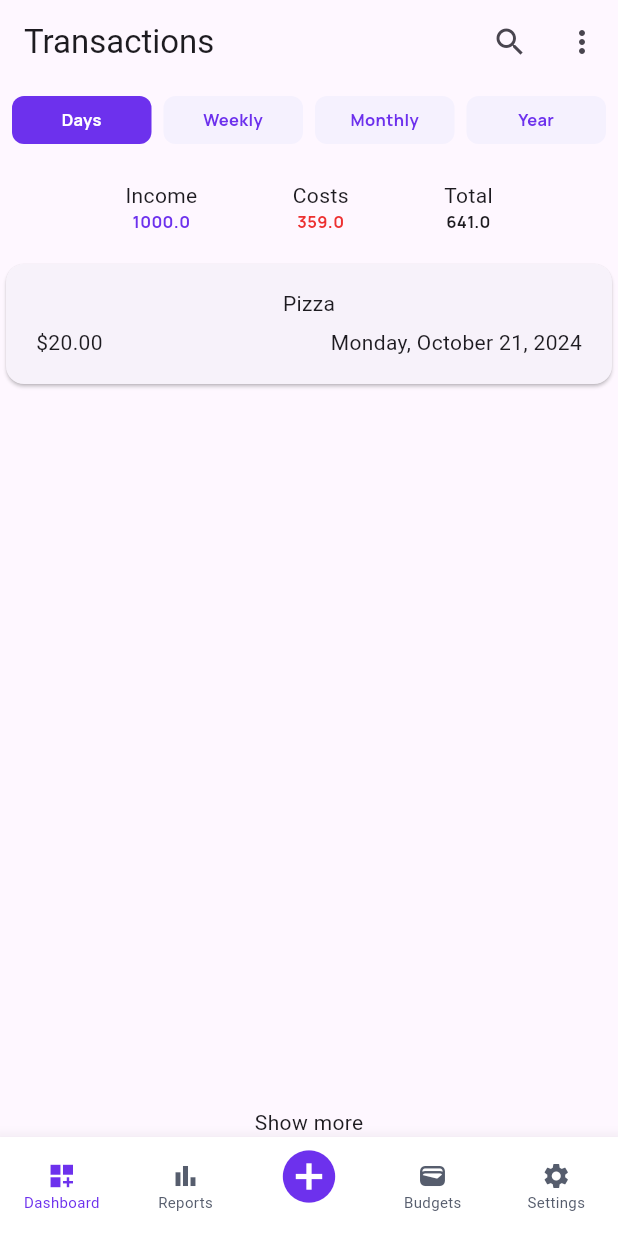
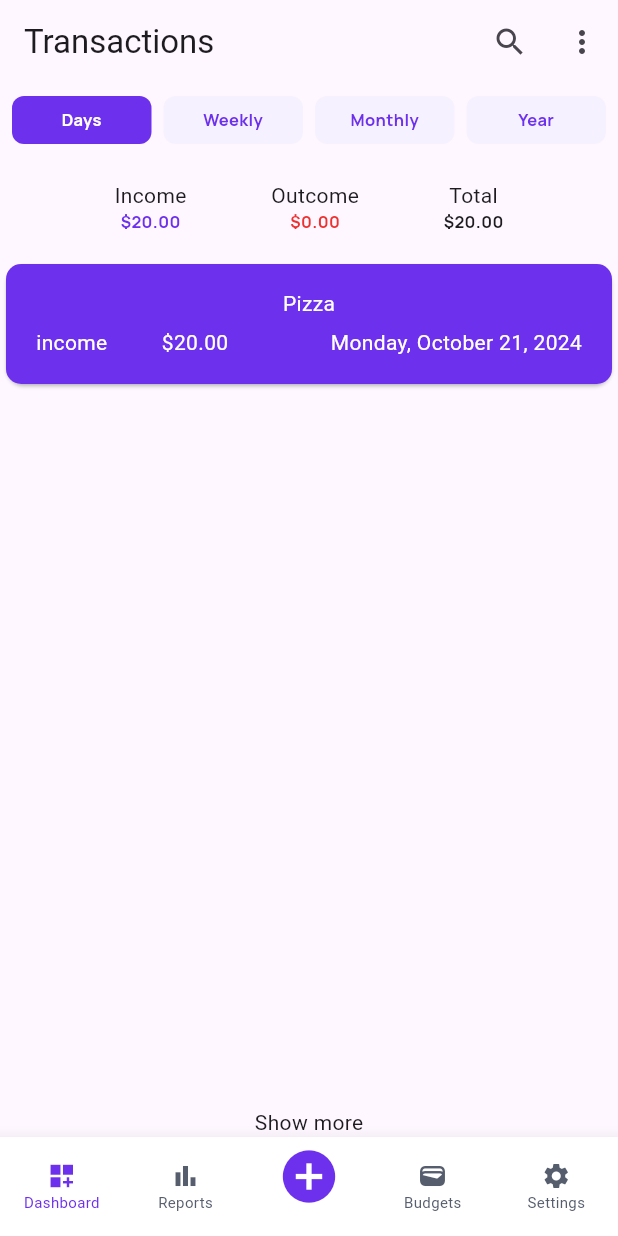
Before and after one commit to kovtonyuk/budger_app, a Flutter app: the screen it shows after launch, on a phone screen of 412 x 824 dp. Run offline on Flutter 3.47's test engine with Material 3 defaults, Android fonts, the phone set to English and light mode, and no system bars; our stand-ins replace google_fonts.

```diff
--- /dev/null
+++ b/lib/helpers/widgets_helpers.dart
@@ -0,0 +1,24 @@
+import "package:flutter/material.dart";
+import 'package:google_fonts/google_fonts.dart';
+
+Widget buildPeriodContainer(
+    String label, Color backgroundColor, Color textColor) {
+  return Expanded(
+    child: Container(
+      padding: const EdgeInsets.all(8),
+      decoration: BoxDecoration(
+        color: backgroundColor,
+        borderRadius: BorderRadius.circular(8), // Заокруглені краї
+      ),
+      child: Text(
+        label,
+        textAlign: TextAlign.center,
+        style: GoogleFonts.manrope(
+          fontWeight: FontWeight.bold,
+          fontSize: 11,
+          color: textColor,
+        ),
+      ),
+    ),
+  );
+}
--- a/lib/models/expense.dart
+++ b/lib/models/expense.dart
@@ -11,13 +11,21 @@ enum Currency { usd, eur, uah }
 
 enum Account { card, cash }
 
+enum Type { income, outcome }
+
 const accountIcons = {
   Account.card: Icons.credit_card,
   Account.cash: Icons.monetization_on_outlined,
 };
 
+const typeColor = {
+  Type.income: Color(0xFF6D31ED),
+  Type.outcome: Color.fromARGB(255, 237, 49, 49),
+};
+
 class Expense {
   Expense({
+    required this.type,
     required this.amount,
     required this.currency,
     required this.category,
@@ -27,6 +35,7 @@ class Expense {
     required this.place,
   }) : id = uuid.v4();
 
+  final Type type;
   final double amount;
   final Currency currency;
   final Category category;
--- a/lib/widgets/expense/expenses.dart
+++ b/lib/widgets/expense/expenses.dart
@@ -1,3 +1,4 @@
+import 'package:budget_app/helpers/widgets_helpers.dart';
 import 'package:budget_app/widgets/navigations/bottom_navigation.dart';
 import 'package:flutter/material.dart';
 import 'package:budget_app/widgets/expense/expenses_list/expenses_list.dart';
@@ -17,6 +18,7 @@ class Expenses extends StatefulWidget {
 class _ExpensesState extends State<Expenses> {
   final List<Expense> _registeredExpenses = [
     Expense(
+        type: Type.income,
         amount: 20.00,
         currency: Currency.usd,
         category: Category(title: BaseCategory.food.name),
@@ -53,12 +55,22 @@ class _ExpensesState extends State<Expenses> {
     );
   }
 
+  double get totalIncome {
+    return _registeredExpenses
+        .where((expense) => expense.type == Type.income)
+        .fold(0.0, (sum, item) => sum + item.amount);
+  }
+
+  double get totalOutcome {
+    return _registeredExpenses
+        .where((expense) => expense.type == Type.outcome)
+        .fold(0.0, (sum, item) => sum + item.amount);
+  }
+
+  double get total => totalIncome - totalOutcome;
+
   @override
   Widget build(BuildContext context) {
-    const income = 1000.00;
-    const outcome = 359.00;
-    const total = income - outcome;
-
     Widget mainContent = const Center(
       child: Text('No data found'),
     );
@@ -85,22 +97,22 @@ class _ExpensesState extends State<Expenses> {
             child: Row(
               mainAxisAlignment: MainAxisAlignment.spaceEvenly,
               children: [
-                _buildPeriodContainer(
+                buildPeriodContainer(
                     'Days', const Color(0xFF6D31ED), Colors.white),
                 const SizedBox(
                   width: 8,
                 ),
-                _buildPeriodContainer(
+                buildPeriodContainer(
                     'Weekly', const Color(0xFFF5F1FE), const Color(0xFF6D31ED)),
                 const SizedBox(
                   width: 8,
                 ),
-                _buildPeriodContainer('Monthly', const Color(0xFFF5F1FE),
+                buildPeriodContainer('Monthly', const Color(0xFFF5F1FE),
                     const Color(0xFF6D31ED)),
                 const SizedBox(
                   width: 8,
                 ),
-                _buildPeriodContainer(
+                buildPeriodContainer(
                     'Year', const Color(0xFFF5F1FE), const Color(0xFF6D31ED)),
               ],
             ),
@@ -114,19 +126,19 @@ class _ExpensesState extends State<Expenses> {
                   children: [
                     const Text('Income'),
                     Text(
-                      income.toString(),
+                      '\$${totalIncome.toStringAsFixed(2)}', // Використовуємо totalIncome
                       style: GoogleFonts.manrope(
                           fontWeight: FontWeight.bold,
                           fontSize: 11,
                           color: const Color(0xFF6D31ED)),
-                    )
+                    ),
                   ],
                 ),
                 Column(
                   children: [
-                    const Text('Costs'),
+                    const Text('Outcome'),
                     Text(
-                      outcome.toString(),
+                      '\$${totalOutcome.toStringAsFixed(2)}', // Використовуємо totalOutcome
                       style: GoogleFonts.manrope(
                         fontWeight: FontWeight.bold,
                         fontSize: 11,
@@ -139,7 +151,7 @@ class _ExpensesState extends State<Expenses> {
                   children: [
                     const Text('Total'),
                     Text(
-                      total.toString(),
+                      '\$${total.toStringAsFixed(2)}', // Використовуємо total
                       style: GoogleFonts.manrope(
                         fontWeight: FontWeight.bold,
                         fontSize: 11,
@@ -159,26 +171,4 @@ class _ExpensesState extends State<Expenses> {
       bottomNavigationBar: BottomNavigation(onAddExpense: _addExpense),
     );
   }
-
-  Widget _buildPeriodContainer(
-      String label, Color backgroundColor, Color textColor) {
-    return Expanded(
-      child: Container(
-        padding: const EdgeInsets.all(8),
-        decoration: BoxDecoration(
-          color: backgroundColor,
-          borderRadius: BorderRadius.circular(8), // Заокруглені краї
-        ),
-        child: Text(
-          label,
-          textAlign: TextAlign.center,
-          style: GoogleFonts.manrope(
-            fontWeight: FontWeight.bold,
-            fontSize: 11,
-            color: textColor,
-          ),
-        ),
-      ),
-    );
-  }
 }
--- a/lib/widgets/expense/expenses_list/expense_item.dart
+++ b/lib/widgets/expense/expenses_list/expense_item.dart
@@ -7,20 +7,43 @@ class ExpenseItem extends StatelessWidget {
 
   final Expense expense;
 
+  // Функція для визначення кольору на основі типу витрати
+  Color _setTypeColor() {
+    return expense.type == Type.income
+        ? typeColor[Type.income]!
+        : typeColor[Type.outcome]!;
+  }
+
   @override
   Widget build(BuildContext context) {
+    // Викликаємо функцію для отримання кольору перед рендерингом
+    final color = _setTypeColor();
+    const colorText = TextStyle(color: Color.fromARGB(255, 255, 255, 255));
+
     return Card(
+      child: Container(
+        decoration: BoxDecoration(
+          color: color,
+          borderRadius: BorderRadius.circular(10),
+        ),
         child: Padding(
           padding: const EdgeInsets.symmetric(horizontal: 20, vertical: 16),
           child: Column(
             children: [
-            Text(expense.note),
+              Text(style: colorText, expense.note),
               const SizedBox(
                 height: 4,
               ),
               Row(
                 children: [
-                Text('\$${expense.amount.toStringAsFixed(2)}'),
+                  Text(
+                    style: colorText,
+                    expense.type.name,
+                  ),
+                  const Spacer(),
+                  Text(
+                      style: colorText,
+                      '\$${expense.amount.toStringAsFixed(2)}'),
                   const Spacer(),
                   Row(
                     children: [
@@ -28,7 +51,10 @@ class ExpenseItem extends StatelessWidget {
                       const SizedBox(
                         width: 8,
                       ),
-                    Text(expense.formattedDate),
+                      Text(
+                        style: colorText,
+                        expense.formattedDate,
+                      ),
                     ],
                   ),
                 ],
@@ -36,6 +62,7 @@ class ExpenseItem extends StatelessWidget {
             ],
           ),
         ),
+      ),
     );
   }
 }
```
Also changed, not shown: lib/widgets/category/categories.dart (+31 -31 lines), lib/widgets/expense/add_expense_form.dart (+51 -88 lines), lib/widgets/navigations/bottom_navigation.dart (+10 -4 lines). Lines whose indentation alone changed are shown as unchanged.
